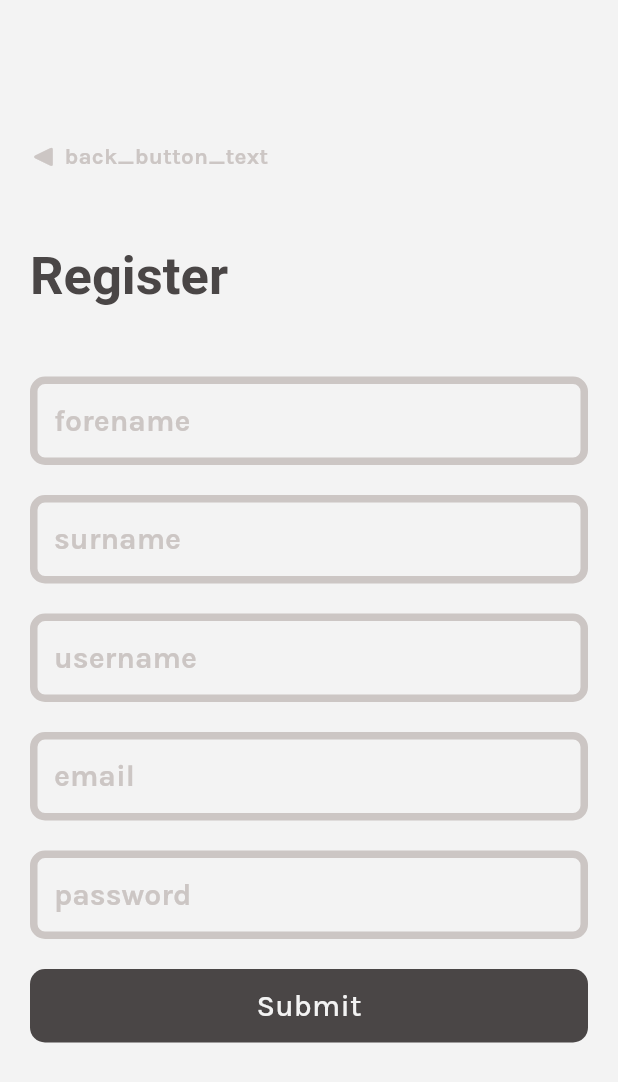
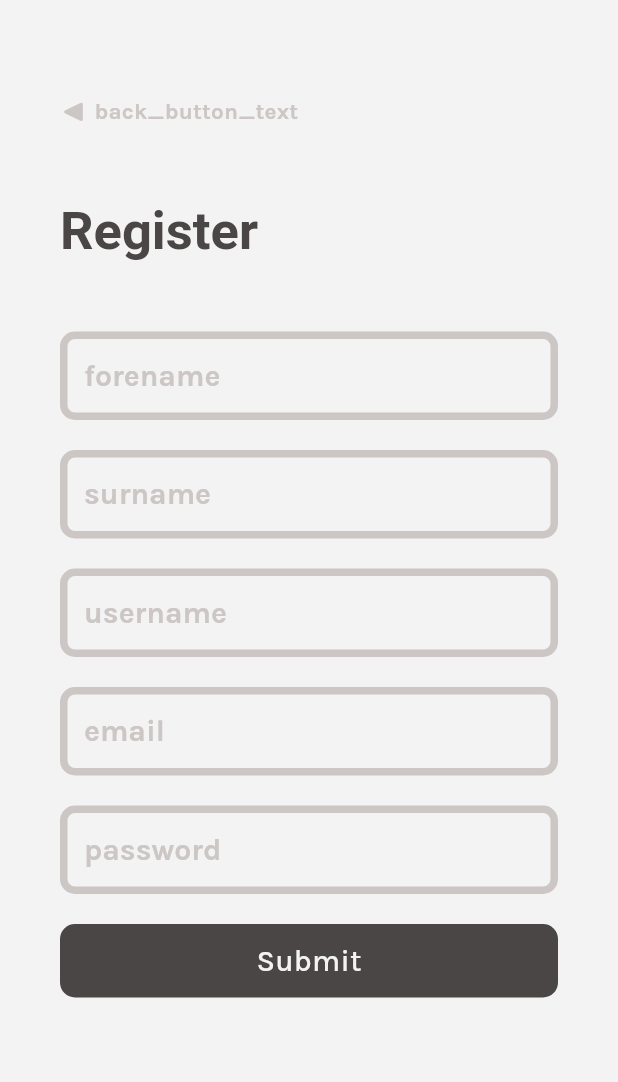
Before and after one commit to iloveproggen/relatee-frontend, a Flutter app: the SignUpScreen screen opened directly, on a phone screen of 412 x 824 dp. Shown: the top 1082 px of the screen. Run offline on Flutter 3.47's test engine with Material 3 defaults, Android fonts, the phone set to English and light mode, and no system bars; our stand-ins replace flutter_svg, get, graphql_flutter, shared_preferences; accounts and stored records are empty; Roboto replaces fonts that are missing (Sedan); statements that could not run were skipped.

Commit message:
Implemented signup.dart

```diff
--- a/frontend_v1/lib/signup.dart
+++ b/frontend_v1/lib/signup.dart
@@ -155,7 +155,7 @@ class _SignUpScreenState extends State<SignUpScreen> {
       backgroundColor: const Color.fromARGB(255, 243, 243, 243),
       body: SingleChildScrollView(
         child: Padding(
-          padding: const EdgeInsets.only(top: 80, right: 20, left: 20), // Adjust padding for top, right, and left
+          padding: const EdgeInsets.only(top: 50, right: 40, left: 40), // Adjust padding for top, right, and left
           child: Form(
             key: _formKey,
             autovalidateMode: AutovalidateMode.disabled,
```
